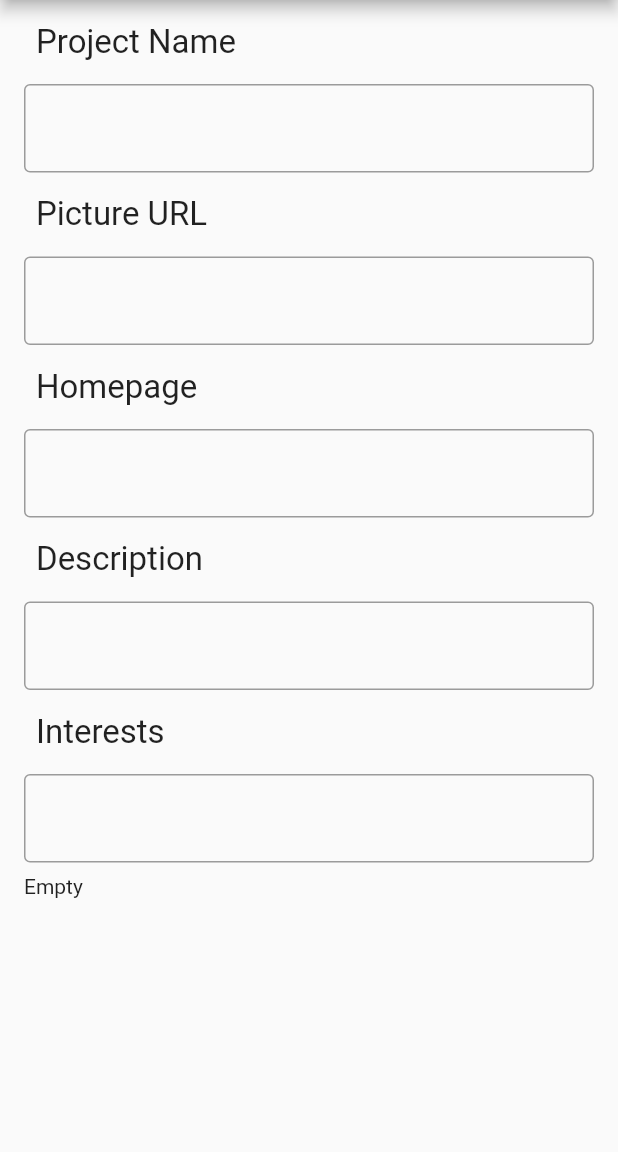
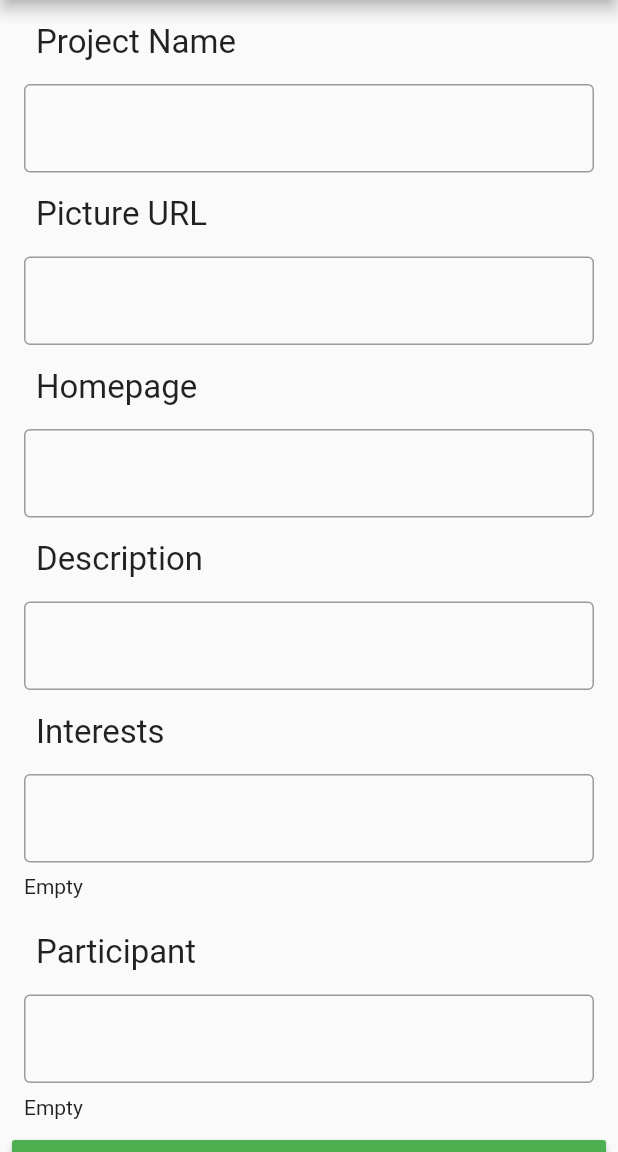
Before and after one commit to ElectricRat/SigmaAlphaSierra, a Flutter app: the screen it shows after launch, on a phone screen of 412 x 824 dp, the part 84-1236 px from its top. Run offline on Flutter 3.47's test engine with Material 2 defaults, Android fonts, the phone set to English and light mode, and no system bars; our stand-ins replace cloud_firestore, firebase_core; missing offline and left inert: flutter_tagging; accounts and stored records are empty.

Commit message:
Finish Add Project

```diff
--- a/lib/ui/pages/addproject.dart
+++ b/lib/ui/pages/addproject.dart
@@ -15,7 +15,8 @@ class AddProjectPage extends StatefulWidget {
 
 class _AddProjectPage extends State<AddProjectPage> {
   List<String> _interestsList;
-  List<Widget> _interestsWidget;
+  List<String> _participantsList;
+
 
 
 
@@ -23,12 +24,14 @@ class _AddProjectPage extends State<AddProjectPage> {
   @mustCallSuper
   void initState() {
     super.initState();
-    _interestsList = [];
+    setState(() {
+      _interestsList = [];
+      _participantsList = [];
+    });
   }
 
   @override
   Widget build(BuildContext context) {
-    _interestsWidget = _populateTags(_interestsList);
 
     return Scaffold(
       appBar: AppBar(
@@ -118,14 +121,46 @@ class _AddProjectPage extends State<AddProjectPage> {
                   border: OutlineInputBorder(),
                 ),
                 onFieldSubmitted: (value) => {
-                  setState(() { _myState = newValue; })
+                  setState(() {_interestsList.add(value);})
                 },
               ),
             ),
             Container(
               padding: const EdgeInsets.all(8.0),
               child: Wrap(
-                children: _interestsWidget,
+                children: _populateTags(_interestsList),
+              ),
+            ),
+            ListTile(
+              title: Text('Participant',
+                style: TextStyle(
+                  fontSize: 22.0,
+                ),
+              ),
+            ),
+            Container(
+              padding: const EdgeInsets.symmetric(horizontal: 8.0),
+              child: TextFormField(
+                decoration: InputDecoration(
+                  border: OutlineInputBorder(),
+                ),
+                onFieldSubmitted: (value) => {
+                  setState(() {_participantsList.add(value);})
+                },
+              ),
+            ),
+            Container(
+              padding: const EdgeInsets.all(8.0),
+              child: Wrap(
+                children: _populateTags(_participantsList),
+              ),
+            ),
+            RaisedButton(
+              onPressed: () {},
+              color: Colors.green,
+              child: const Text(
+                  'Submit',
+                  style: TextStyle(fontSize: 20, color: Colors.white),
               ),
             ),
           ]
```
